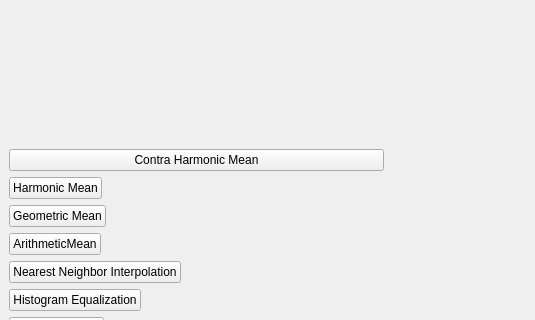
Above: forms/mainwindow.ui from expodecay/5550_DIP before the change; both pictures show x 0 to 535 and y 227 to 547 of the 773 by 737 pixel window. Below: the same form after it.
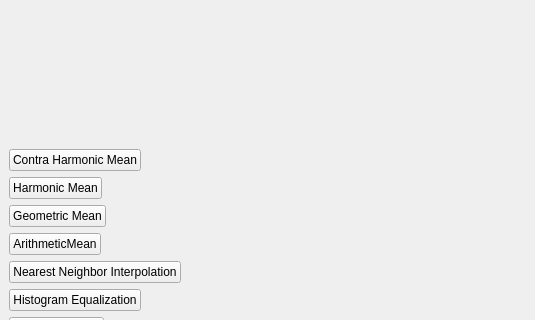
That is the form after the change.

Commit message: contra harmonic filter complete

```diff
--- a/forms/mainwindow.ui
+++ b/forms/mainwindow.ui
@@ -132,7 +132,7 @@
       </property>
      </widget>
     </item>
-    <item row="3" column="0">
+    <item row="3" column="0" alignment="Qt::AlignLeft">
      <widget class="QPushButton" name="Contra_Harmonic_Mean">
       <property name="text">
        <string>Contra Harmonic Mean</string>
```
The commit also changes 2 other files.
